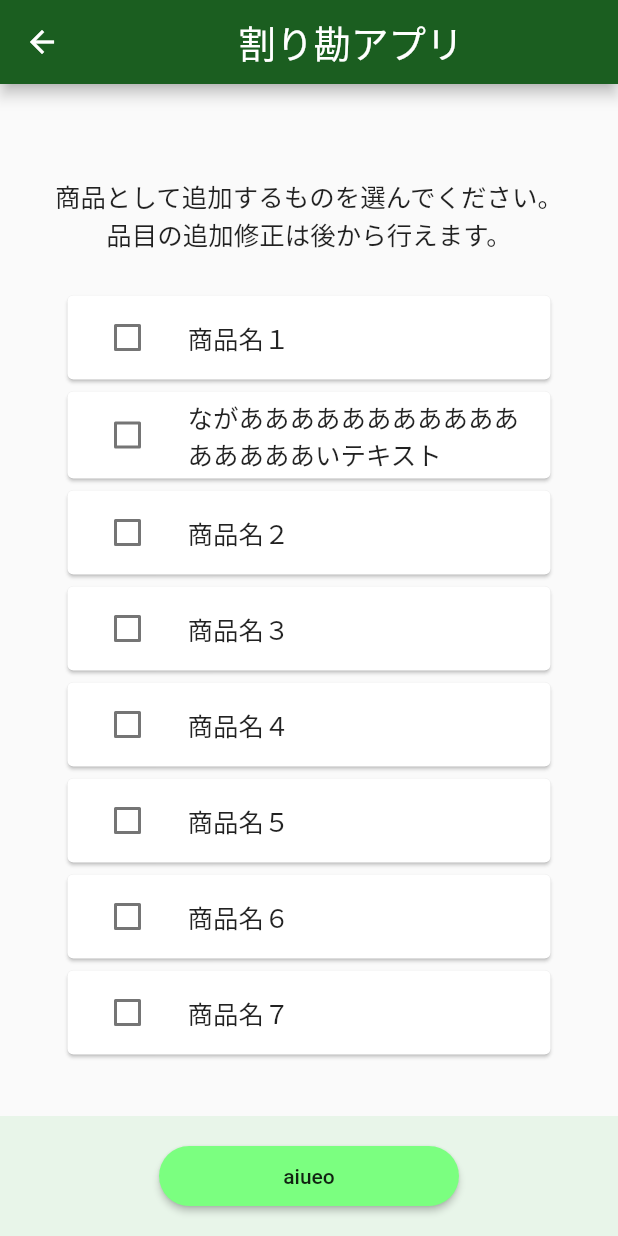
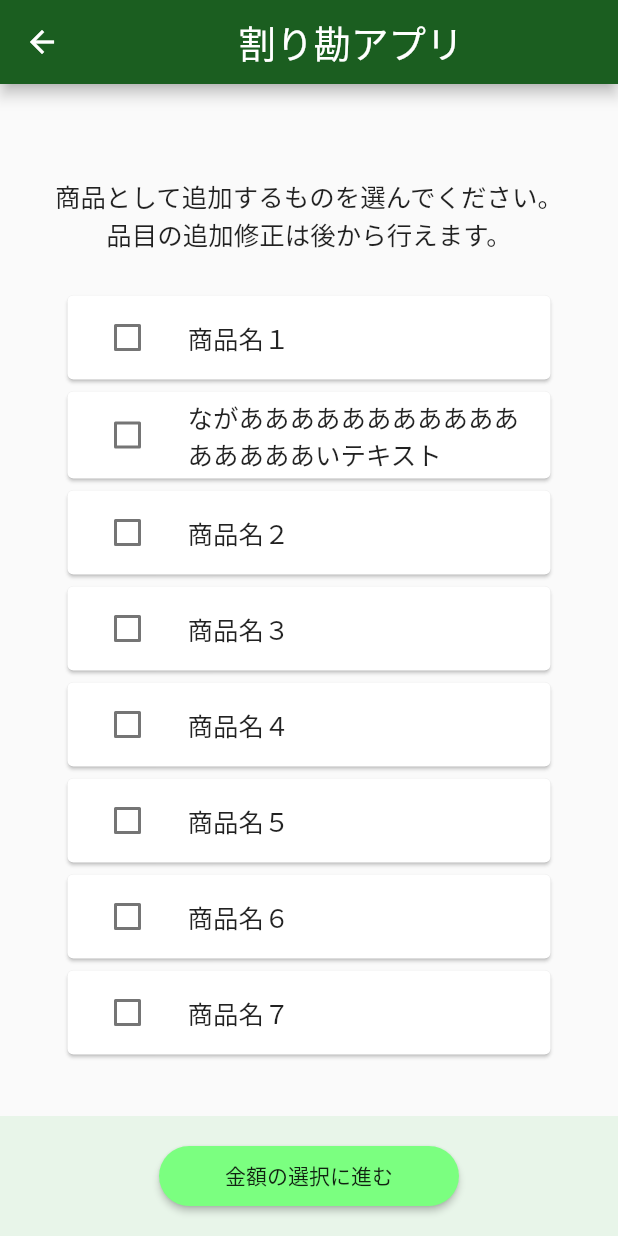
Before and after one commit to mochi-yu/FairTreat-app-hacku2022, a Flutter app: the SelectItemFromPhoto screen opened by its route, on a phone screen of 412 x 824 dp. Run offline on Flutter 3.47's test engine with Material 2 defaults, Android fonts, the phone set to English and light mode, and no system bars; Roboto replaces fonts that are missing (MochiyPopPOne).

Commit message:
fix: ボタンに表示される文字の変更

```diff
--- a/lib/pages/select_item_from_photo.dart
+++ b/lib/pages/select_item_from_photo.dart
@@ -46,7 +46,7 @@ class SelectItemFromPhoto extends StatelessWidget {
                 ),
               ),
             ),
-            Footer(label: "aiueo", onPressed: () { print("pushed footer button."); }),
+            Footer(label: "金額の選択に進む", onPressed: () { print("pushed 金額の選択に進む"); }),
           ],
         )
       ),
```
